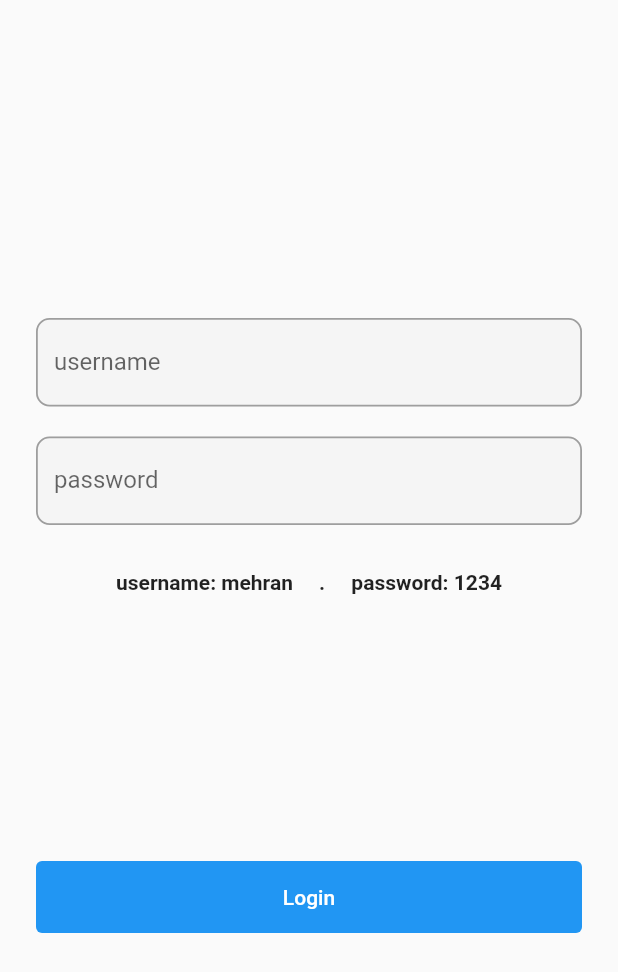
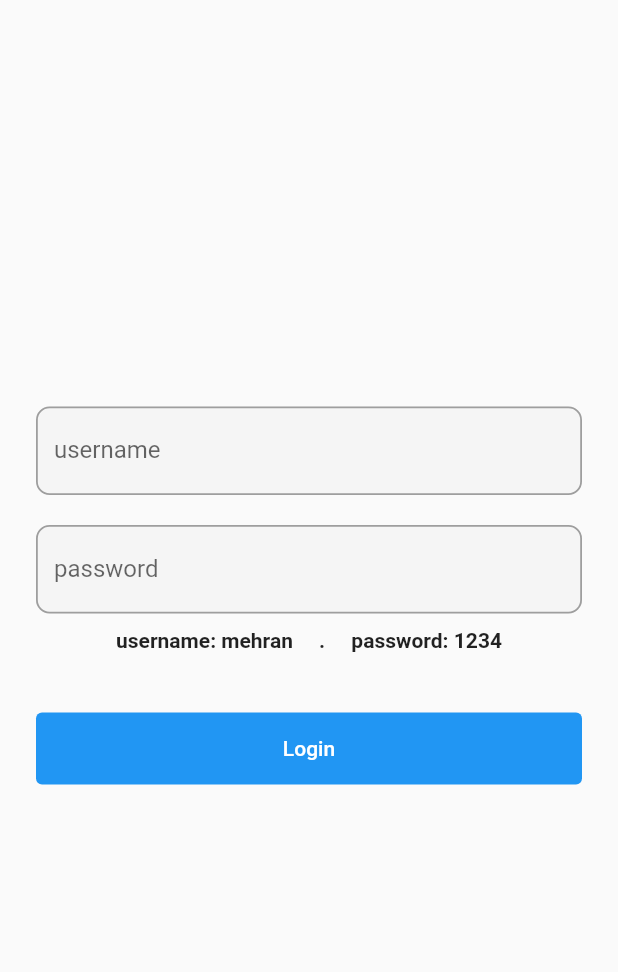
Before and after one commit to mehranshoqi/doki_test, a Flutter app: the screen it shows after launch, on a phone screen of 412 x 824 dp. Shown: the top 972 px of the screen. Run offline on Flutter 3.47's test engine with Material 2 defaults, Android fonts, the light colour scheme and no system bars; our stand-ins replace dartz, equatable, freezed_annotation, get, get_it, injectable and 1 more.

Commit message:
handle login response moved to user service

```diff
--- a/lib/core/helpers/data.json
+++ b/lib/core/helpers/data.json
@@ -3,7 +3,6 @@
     "guid": "1791c941-9939-4970-be9a-09739587d69b",
     "isOwner": true,
     "balance": "$1,835.03",
-    "picture": "http://placehold.it/32x32",
     "age": 33,
     "eyeColor": "green",
     "name": "Koch Hartman",
@@ -42,6 +41,7 @@
     "isOwner": false,
     "balance": "$3,098.20",
     "age": 23,
+    "picture": "http://placehold.it/32x32",
     "eyeColor": "green",
     "name": "Wood Pitts",
     "gender": "male",
--- a/lib/core/widgets/custom_button.dart
+++ b/lib/core/widgets/custom_button.dart
@@ -28,9 +28,12 @@ class CustomButton extends StatelessWidget {
           ),
           onPressed: onPressed,
           child: loading
-              ? const CircularProgressIndicator(
-                  color: Colors.white,
-                  strokeWidth: 1,
+              ? const SizedBox.square(
+                  dimension: 24,
+                  child: CircularProgressIndicator(
+                    color: Colors.white,
+                    strokeWidth: 1,
+                  ),
                 )
               : Text(label),
         ),
--- a/lib/features/user/data/datasource/data_source_impl.dart
+++ b/lib/features/user/data/datasource/data_source_impl.dart
@@ -3,7 +3,6 @@ import 'package:injectable/injectable.dart';
 import '../../../../core/di/di.dart';
 import '../../../../core/entities/no_params.dart';
 import '../../../../core/error/exceptions.dart';
-import '../../../../core/helpers/constants.dart';
 import '../../../../core/service/users.dart';
 import '../models/get_user/params/get_user_params_model.dart';
 import '../models/get_user/response/get_user_response_model.dart';
@@ -21,8 +20,7 @@ class UserDataSourceIMPL implements UserDataSource {
     /// Fake awaiting time.
     await Future.delayed(const Duration(milliseconds: 700));
 
-    if (params.username == Constants.username &&
-        params.password == Constants.password)
+    if (sl<UsersService>().checkLoginInfo(params))
       return LoginResponseModel(
           sl<UsersService>().users!.firstWhere((element) => element.isOwner));
     else
@@ -38,8 +36,6 @@ class UserDataSourceIMPL implements UserDataSource {
 
   @override
   Future<GetUserResponseModel> getUser(GetUserParamsModel params) async {
-    /// Fake awaiting time.
-    await Future.delayed(const Duration(milliseconds: 100));
     final UserModel? user = sl<UsersService>().getUser(params.userId);
     if (user != null)
       return GetUserResponseModel(user);
--- a/lib/features/user/presentation/pages/login_page.dart
+++ b/lib/features/user/presentation/pages/login_page.dart
@@ -14,7 +14,7 @@ class LoginPage extends GetWidget<LoginController> {
         body: Padding(
           padding: const EdgeInsets.all(24),
           child: Column(
-            mainAxisAlignment: MainAxisAlignment.spaceEvenly,
+            mainAxisAlignment: MainAxisAlignment.center,
             children: [_form(context), _loginButton(context)],
           ),
         ),
@@ -34,17 +34,19 @@ class LoginPage extends GetWidget<LoginController> {
               validator: controller.passwordValidator,
               placeholder: 'password',
             ),
-            const SizedBox(height: 20),
             _hint(context),
           ],
         ),
       );
 
-  Widget _loginButton(BuildContext context) => Obx(
-        () => CustomButton(
-          label: 'Login',
-          onPressed: () => controller.submitForm(_formKey),
-          loading: controller.loading.value,
+  Widget _loginButton(BuildContext context) => Padding(
+        padding: const EdgeInsets.symmetric(vertical: 40),
+        child: Obx(
+          () => CustomButton(
+            label: 'Login',
+            onPressed: () => controller.submitForm(_formKey),
+            loading: controller.loading.value,
+          ),
         ),
       );
 
```
Also changed, not shown: lib/core/service/users.dart (+7 -2 lines), lib/features/user/presentation/pages/home_page.dart (+6 -8 lines), lib/features/user/presentation/widgets/user_avatar.dart (+7 -0 lines).
